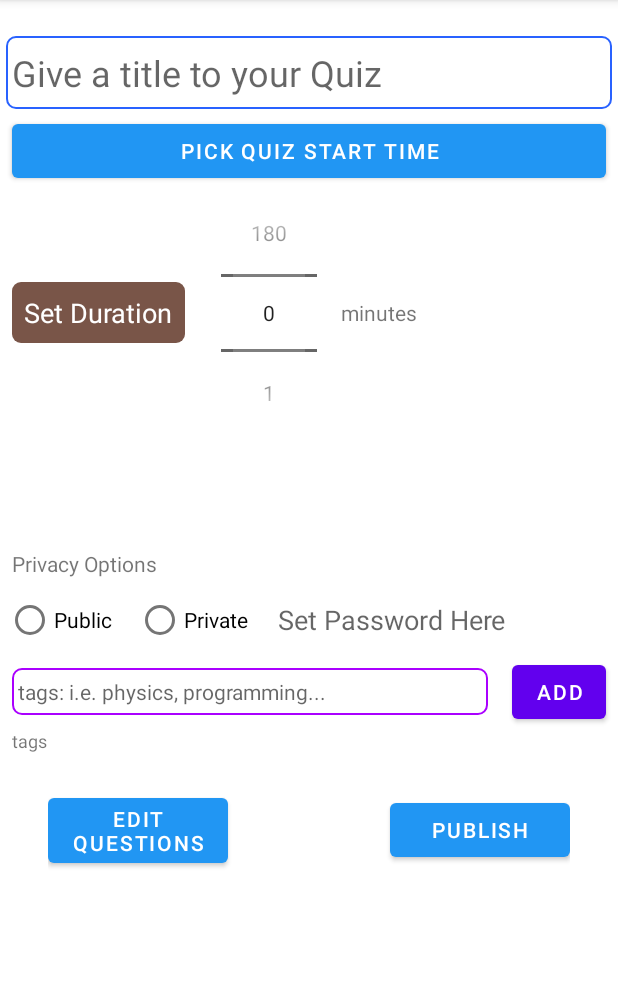
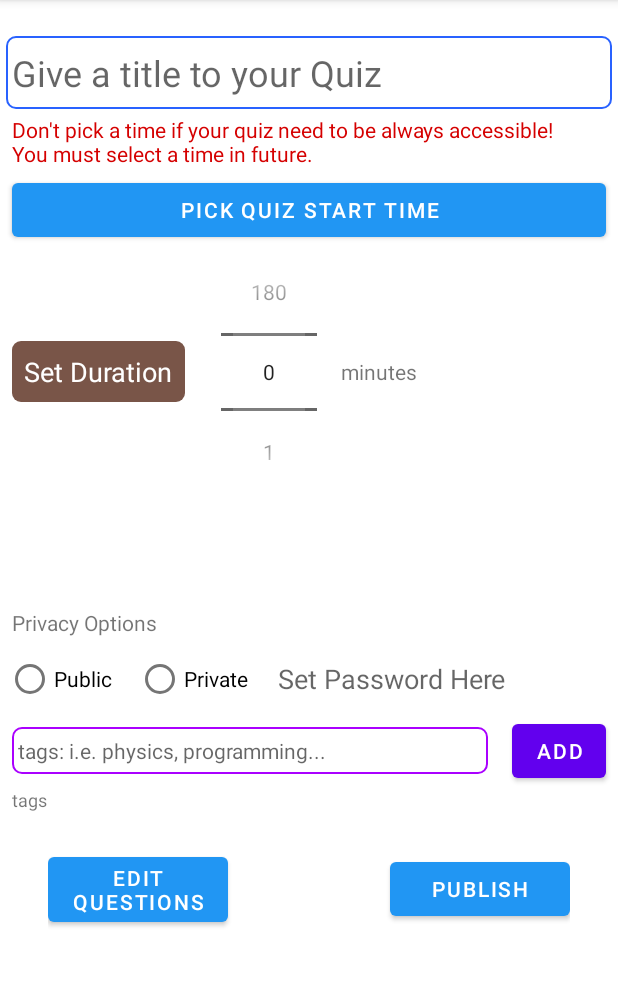
Before and after one commit to Imtial/Quizzy, an Android app: the PublishQuizFragment screen opened through its navigation route, on a phone screen of 412 x 824 dp, the part 84-1070 px from its top. Run offline under Robolectric (Android 15) with nearby library versions, the phone set to English and light mode, and no system bars; our stand-ins replace FlexboxLayout, Room's generated code, data binding, navigation-ui; 7 statements that could not run were skipped.

Commit message:
SignIn, StartTime bug fix

```diff
--- a/app/src/main/java/com/example/quizzy/MainActivity.kt
+++ b/app/src/main/java/com/example/quizzy/MainActivity.kt
@@ -54,6 +54,7 @@ class MainActivity : AppCompatActivity() {
                 val intent = Intent(applicationContext, QuizGameActivity::class.java)
                 startActivity(intent)
                 progressBar.visibility = View.GONE
+                finish()
             }
         })
 
--- a/app/src/main/java/com/example/quizzy/domain/Quiz.java
+++ b/app/src/main/java/com/example/quizzy/domain/Quiz.java
@@ -9,13 +9,13 @@ import static com.example.quizzy.domain.CachedQuizKt.NOPASSWORD;
 public class Quiz {
 
     @SerializedName("title")
-    String title;
+    String title = "untitled";
     @SerializedName("password")
     String password = NOPASSWORD;
     @SerializedName("duration")
     double duration;
     @SerializedName("startTime")
-    long startTime;
+    Long startTime;
 
     @SerializedName("tags")
     List<String> tags;
@@ -24,7 +24,7 @@ public class Quiz {
     @SerializedName("responses")
     List<Response> responses;
 
-    public Quiz(String title, String password, double duration, long startTime,
+    public Quiz(String title, String password, double duration, Long startTime,
                 List<String> tags, List<Question> questions, List<Response> responses) {
         this.title = title;
         this.password = password;
@@ -62,11 +62,11 @@ public class Quiz {
         this.duration = duration;
     }
 
-    public long getStartTime() {
+    public Long getStartTime() {
         return startTime;
     }
 
-    public void setStartTime(long startTime) {
+    public void setStartTime(Long startTime) {
         this.startTime = startTime;
     }
 
--- a/app/src/main/java/com/example/quizzy/quizgame/GameViewModel.kt
+++ b/app/src/main/java/com/example/quizzy/quizgame/GameViewModel.kt
@@ -20,6 +20,8 @@ class GameViewModel(private val application: Application, private val quizId: St
     val quiz = repository.getQuiz(quizId)
 
     val answerResponse = repository.answerResponse
+
+    val submissionStatus = repository.submissionStatus
 
     private val _question = MutableLiveData<Question>()
     val question: LiveData<Question> get() = _question
--- a/app/src/main/java/com/example/quizzy/quizsetter/QuizSetterViewModel.kt
+++ b/app/src/main/java/com/example/quizzy/quizsetter/QuizSetterViewModel.kt
@@ -64,7 +64,7 @@ class QuizSetterViewModel(private val application: Application): ViewModel() {
         quiz.responses = _responseList
         quiz.questions = questionList!!
         quiz.tags = _tags
-        quiz.startTime -= 3600*6
+        if (quiz.startTime != null) quiz.startTime -= 3600*6
         Log.i("POST-QUIZ", "insert: $quiz")
         viewModelScope.launch {
             withContext(Dispatchers.IO) {
--- a/app/src/main/java/com/example/quizzy/repository/GameRepository.kt
+++ b/app/src/main/java/com/example/quizzy/repository/GameRepository.kt
@@ -9,6 +9,7 @@ import com.example.quizzy.domain.AnswerReview
 import com.example.quizzy.domain.CachedQuiz
 import com.example.quizzy.domain.Submission
 import com.example.quizzy.network.NetworkQuizUtil
+import com.example.quizzy.network.Status
 import com.example.quizzy.task.GetAnswerScriptTask
 import com.example.quizzy.task.PostReviewTask
 import kotlinx.coroutines.CoroutineScope
@@ -26,6 +27,9 @@ class GameRepository(private val database: QuizDatabase, private val coroutineSc
     private val _answerResponse = MutableLiveData<AnswerResponse>()
     val answerResponse : LiveData<AnswerResponse> get() = _answerResponse
 
+    private val _submissionStatus = MutableLiveData<Status>()
+    val submissionStatus : LiveData<Status> get() = _submissionStatus
+
     fun submitAndRequestForResult(quizId: String, submissions: List<Submission>) {
         coroutineScope.launch {
             withContext(Dispatchers.IO) {
@@ -38,6 +42,7 @@ class GameRepository(private val database: QuizDatabase, private val coroutineSc
 
                     override fun onFailure(msg: String?) {
                         Log.i("FETCH-ANSWER", "onFailure: $msg")
+                        _submissionStatus.value = Status.FAILURE
                     }
                 })
             }
--- a/app/src/main/java/com/example/quizzy/repository/QuizRepository.kt
+++ b/app/src/main/java/com/example/quizzy/repository/QuizRepository.kt
@@ -70,7 +70,8 @@ class QuizRepository (private val database: QuizDatabase, private val coroutineS
                         return
                     }
                     val quizItems: List<QuizItem> = feedList.map {
-                        QuizItem(it.quizId, it.title, it.questionCount, 0F, it.startDate.time, it.duration.toInt(),
+                        val startTime = if (it.startTime != null) it.startDate.time else 0L
+                        QuizItem(it.quizId, it.title, it.questionCount, 0F, startTime, it.duration.toInt(),
                                 it.userCount, it.tags, it.difficulty.toFloat(), it.rating.toFloat(), it.access, it.ownerName, generateImageUrl(it.owner))
                     }
                     Log.i("FETCH-QUIZ", "fetchQuizList: $quizItems")
@@ -94,11 +95,12 @@ class QuizRepository (private val database: QuizDatabase, private val coroutineS
             val token = database.userDao.getUserToken()
             networkQuizUtil.getQuestionsForAQuiz(token, id, password) {questionPaper ->
                 Log.i("QPAPER", "fetchQuizById: $questionPaper")
+                val startTime = if (questionPaper.startTime != null) questionPaper.startDate.time else 0L
                 val quiz = CachedQuiz(id = questionPaper._id,
                         title = questionPaper.title,
                         questionResponses = questionPaper.questions,
                         duration = questionPaper.duration.toInt(),
-                        startTime = questionPaper.startDate.time
+                        startTime = startTime
                 )
                 Log.i("QPAPER", "fetchQuizById: $quiz")
                 CoroutineScope(Dispatchers.IO).launch {
--- a/app/src/main/java/com/example/quizzy/repository/UserRepository.kt
+++ b/app/src/main/java/com/example/quizzy/repository/UserRepository.kt
@@ -76,10 +76,10 @@ class UserRepository(private val database: QuizDatabase, private val coroutineSc
                 val token = database.userDao.getUserToken()
                 networkUtil.logOut(token, object : LogOutTask {
                     override fun logOut() {
+                        _logOutStatus.value = Status.SUCCESS
                         coroutineScope.launch {
                             withContext(Dispatchers.IO) {
                                 database.userDao.clearTable()
-                                _logOutStatus.value = Status.SUCCESS
                             }
                         }
                     }
--- a/app/src/main/res/layout/fragment_publish_quiz.xml
+++ b/app/src/main/res/layout/fragment_publish_quiz.xml
@@ -28,6 +28,15 @@
                 android:paddingVertical="8dp"
                 android:textSize="24sp" />
 
+            <TextView
+                android:layout_width="match_parent"
+                android:layout_height="match_parent"
+                android:layout_marginHorizontal="8dp"
+                android:layout_marginTop="4dp"
+                android:textSize="14sp"
+                android:textColor="@color/red"
+                android:text="Don't pick a time if your quiz need to be always accessible!\nYou must select a time in future."/>
+
             <com.google.android.material.button.MaterialButton
                 android:id="@+id/button_start_time"
                 android:layout_width="match_parent"
@@ -35,6 +44,7 @@
                 android:layout_marginHorizontal="8dp"
                 android:layout_marginVertical="4dp"
                 android:text="Pick Quiz Start time"/>
+
 
             <LinearLayout android:orientation="horizontal"
                 android:layout_width="match_parent"
```
Also changed, not shown: app/src/main/java/com/example/quizzy/database/QuizDatabase.kt (+6 -6 lines), app/src/main/java/com/example/quizzy/quizgame/QuizGameFragment.kt (+13 -0 lines), app/src/main/java/com/example/quizzy/quizsetter/PublishQuizFragment.kt (+8 -4 lines), app/src/main/java/com/example/quizzy/utils/BindingUtils.kt (+3 -5 lines).
